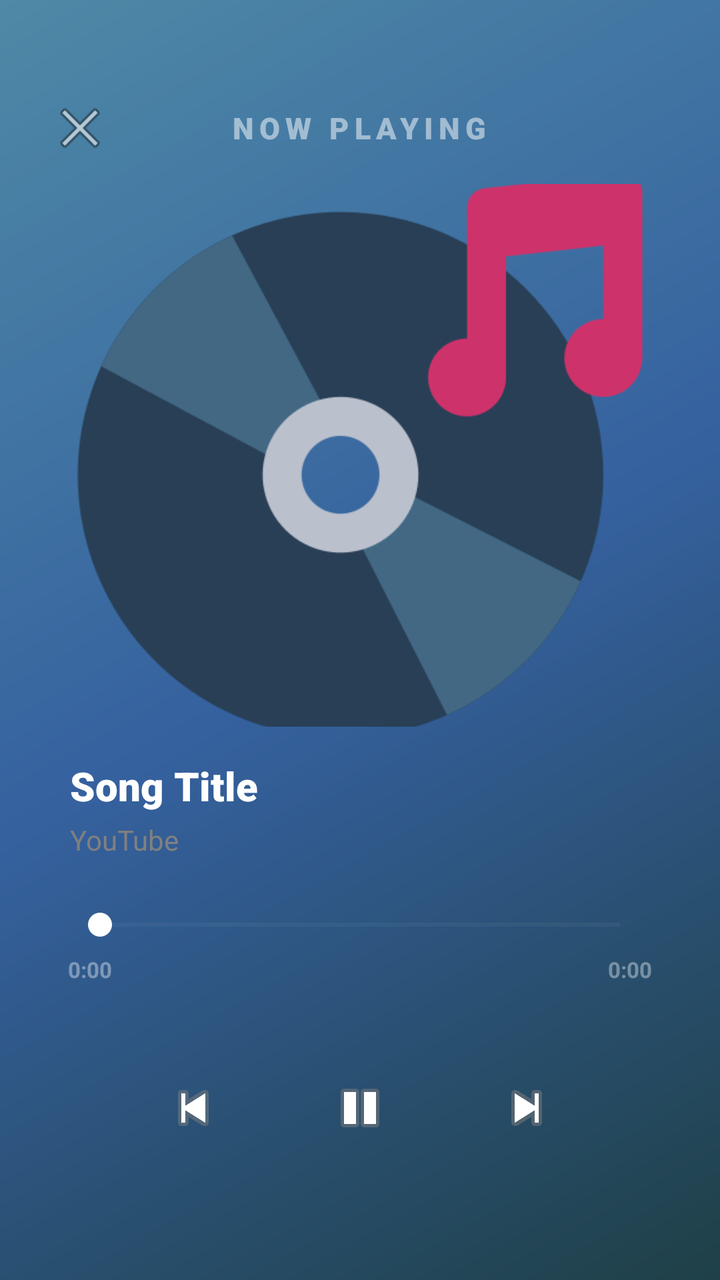
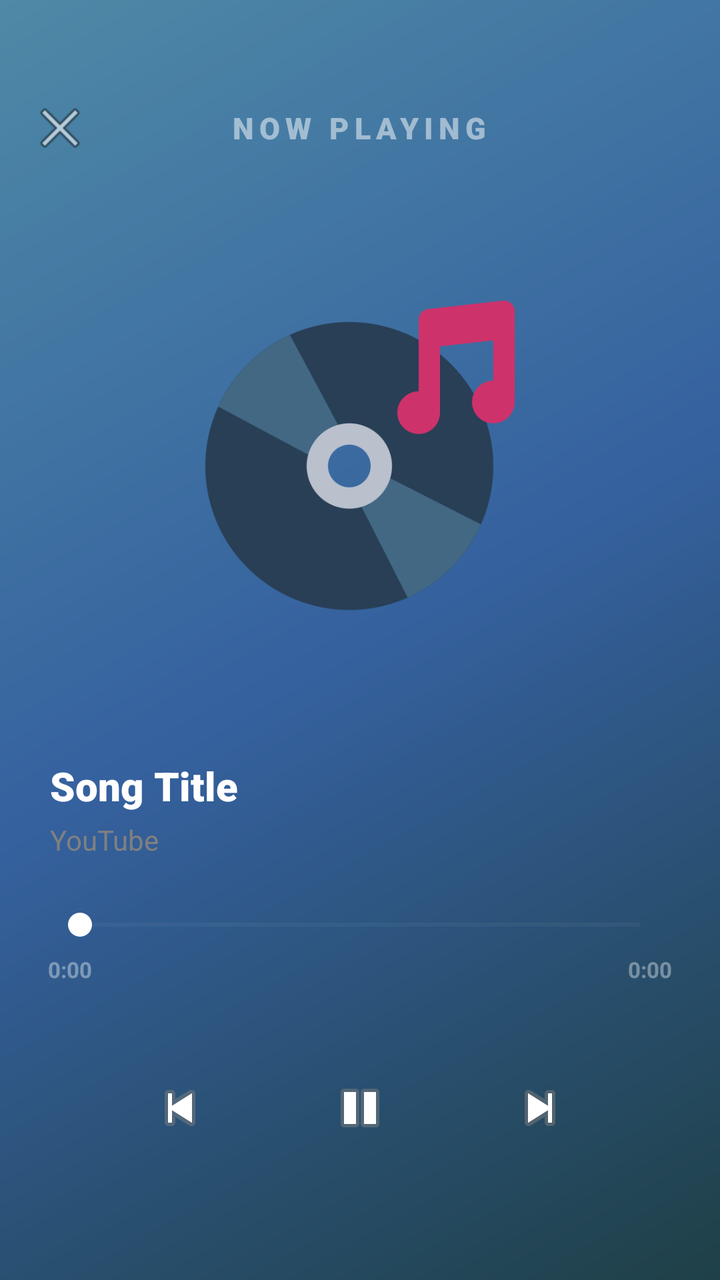

Screens rendered from an Android XML layout before and after an edit, with the pre-edit source and the edit as a unified diff.
<!-- AndroidManifest.xml: application theme Theme.NixinMusic -->
<!-- res/layout/activity_stream_player.xml -->
<?xml version="1.0" encoding="utf-8"?>
<LinearLayout
    xmlns:android="http://schemas.android.com/apk/res/android"
    android:layout_width="match_parent"
    android:layout_height="match_parent"
    android:orientation="vertical"
    android:background="@drawable/bg_gradient"
    android:paddingStart="10dp"
    android:paddingEnd="10dp"
    android:paddingTop="36dp"
    android:paddingBottom="40dp">
    
    <RelativeLayout
        android:layout_width="match_parent"
        android:layout_height="56dp"
        android:paddingStart="8dp"
        android:paddingEnd="8dp">

        <ImageButton
            android:id="@+id/btnStreamBack"
            android:layout_width="44dp"
            android:layout_height="44dp"
            android:layout_alignParentStart="true"
            android:layout_centerVertical="true"
            android:src="@android:drawable/ic_menu_close_clear_cancel"
            android:background="#00FFFFFF"
            android:padding="10dp"
            android:contentDescription="Close"/>

        <TextView
            android:layout_width="wrap_content"
            android:layout_height="wrap_content"
            android:layout_centerInParent="true"
            android:text="NOW PLAYING"
            android:textColor="#80FFFFFF"
            android:fontFamily="sans-serif-black"
            android:textSize="15sp"
            android:textStyle="bold"
            android:letterSpacing="0.18"/>

    </RelativeLayout>

    <ImageView
        android:id="@+id/imgStreamThumb"
        android:layout_width="match_parent"
        android:layout_height="0dp"
        android:layout_weight="1"
        android:padding="24dp"
        android:layout_marginBottom="8dp"
        android:scaleType="centerCrop"
        android:src="@drawable/music"
        android:contentDescription="Thumbnail"/>

    <RelativeLayout
        android:layout_width="match_parent"
        android:layout_height="wrap_content"
        android:paddingStart="25dp"
        android:paddingEnd="25dp"
        android:paddingTop="12dp"
        android:paddingBottom="4dp">

        <LinearLayout
            android:layout_width="wrap_content"
            android:layout_height="wrap_content"
            android:layout_centerVertical="true"
            android:layout_alignParentStart="true"
            android:orientation="vertical">

            <TextView
                android:id="@+id/txtStreamTitle"
                android:layout_width="wrap_content"
                android:layout_height="wrap_content"
                android:text="Song Title"
                android:textColor="#FFFFFF"
                android:textSize="20sp"
                android:textStyle="bold"
                android:fontFamily="sans-serif-black"
                android:maxLines="1"
                android:ellipsize="end"/>

            <TextView
                android:id="@+id/txtStreamSource"
                android:layout_width="wrap_content"
                android:layout_height="wrap_content"
                android:layout_marginTop="4dp"
                android:text="YouTube"
                android:textColor="#808080"
                android:textSize="14sp"/>

        </LinearLayout>
    </RelativeLayout>

    <LinearLayout
        android:layout_width="match_parent"
        android:layout_height="wrap_content"
        android:orientation="vertical"
        android:paddingStart="24dp"
        android:paddingEnd="24dp"
        android:paddingTop="16dp">

        <SeekBar
            android:id="@+id/streamSeekBar"
            android:layout_width="match_parent"
            android:layout_height="wrap_content"
            android:progressTint="#60EFFF"
            android:progressBackgroundTint="#25FFFFFF"
            android:thumbTint="#FFFFFFFF"/>

        <RelativeLayout
            android:layout_width="match_parent"
            android:layout_height="wrap_content"
            android:layout_marginTop="6dp">

            <TextView
                android:id="@+id/txtStreamElapsed"
                android:layout_width="wrap_content"
                android:layout_height="wrap_content"
                android:layout_alignParentStart="true"
                android:text="0:00"
                android:textColor="#60FFFFFF"
                android:textSize="11sp"
                android:textStyle="bold"/>

            <TextView
                android:id="@+id/txtStreamDuration"
                android:layout_width="wrap_content"
                android:layout_height="wrap_content"
                android:layout_alignParentEnd="true"
                android:text="0:00"
                android:textColor="#60FFFFFF"
                android:textSize="11sp"
                android:textStyle="bold"/>

        </RelativeLayout>
    </LinearLayout>

    <LinearLayout
        android:layout_width="match_parent"
        android:layout_height="wrap_content"
        android:orientation="horizontal"
        android:gravity="center_vertical"
        android:paddingStart="50dp"
        android:paddingEnd="50dp"
        android:paddingTop="24dp"
        android:paddingBottom="8dp">

        <ImageButton
            android:id="@+id/btnStreamPrev"
            android:layout_width="56dp"
            android:layout_height="56dp"
            android:layout_weight="1"
            android:src="@android:drawable/ic_media_previous"
            android:background="#00FFFFFF"
            android:padding="14dp"
            android:contentDescription="Previous"/>

        <FrameLayout
            android:layout_width="76dp"
            android:layout_height="76dp"
            android:layout_weight="1">

            <ImageButton
                android:id="@+id/btnStreamPlayPause"
                android:layout_width="match_parent"
                android:layout_height="76dp"
                android:background="#00FFFFFF"
                android:padding="18dp"
                android:src="@android:drawable/ic_media_pause"
                android:contentDescription="Play Pause"/>

        </FrameLayout>

        <ImageButton
            android:id="@+id/btnStreamNext"
            android:layout_width="56dp"
            android:layout_height="56dp"
            android:layout_weight="1"
            android:src="@android:drawable/ic_media_next"
            android:background="#00FFFFFF"
            android:padding="14dp"
            android:contentDescription="Next"/>

    </LinearLayout>

</LinearLayout>
<!-- resources referenced by this layout -->
<resources>
  <!-- drawable bg_gradient (drawable) -->
  <?xml version="1.0" encoding="utf-8"?>
  <shape xmlns:android="http://schemas.android.com/apk/res/android">
  
      <gradient
          android:angle="135"
          android:startColor="#1F4047"
          android:centerColor="#35619F"
          android:endColor="#4E89A6"/>
  
  </shape>
  <!-- drawable music: png bitmap (drawable, 25820 bytes) -->
  <style name="Theme.NixinMusic" parent="Base.Theme.NixinMusic">
          
          <item name="android:navigationBarColor">@android:color/transparent</item>
          <item name="android:statusBarColor">@android:color/transparent</item>
          <item name="android:windowLightStatusBar">?attr/isLightTheme</item>
      </style>
  <style name="Base.Theme.NixinMusic" parent="Theme.Material3.DayNight.NoActionBar">
          
          
      </style>
</resources>

<!-- the commit's change to res/layout/activity_stream_player.xml (unified diff, before → after) -->
@@ -5,8 +5,6 @@
     android:layout_height="match_parent"
     android:orientation="vertical"
     android:background="@drawable/bg_gradient"
-    android:paddingStart="10dp"
-    android:paddingEnd="10dp"
     android:paddingTop="36dp"
     android:paddingBottom="40dp">
     
@@ -45,7 +43,7 @@
         android:layout_width="match_parent"
         android:layout_height="0dp"
         android:layout_weight="1"
-        android:padding="24dp"
+        android:padding="100dp"
         android:layout_marginBottom="8dp"
         android:scaleType="centerCrop"
         android:src="@drawable/music"
